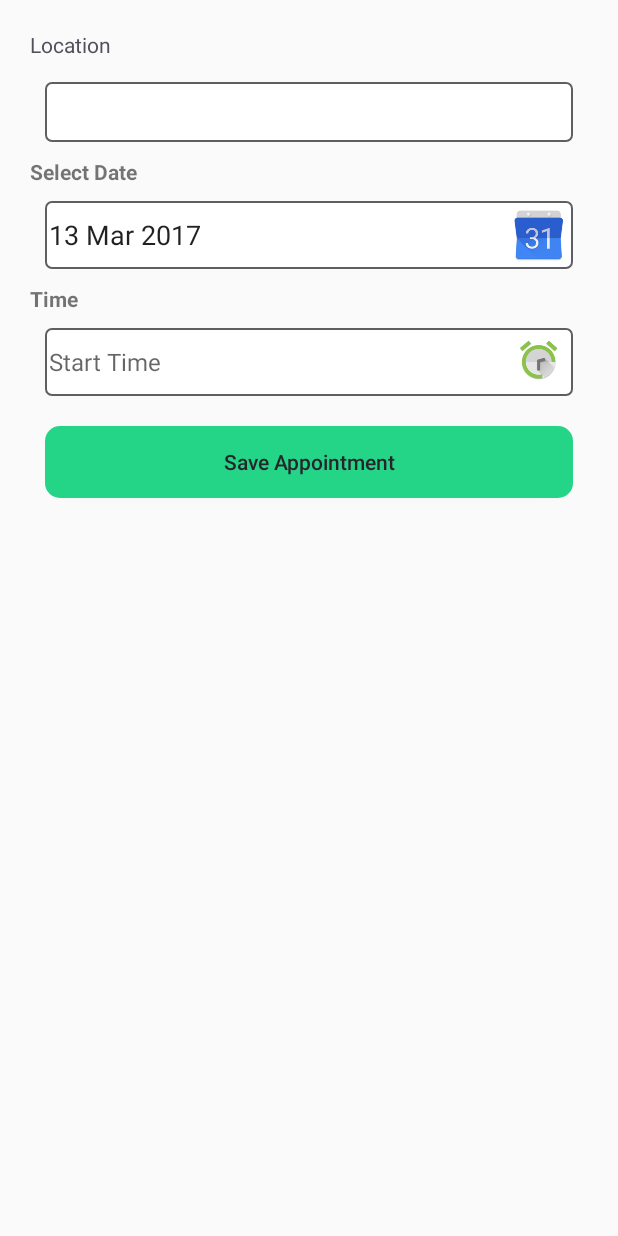
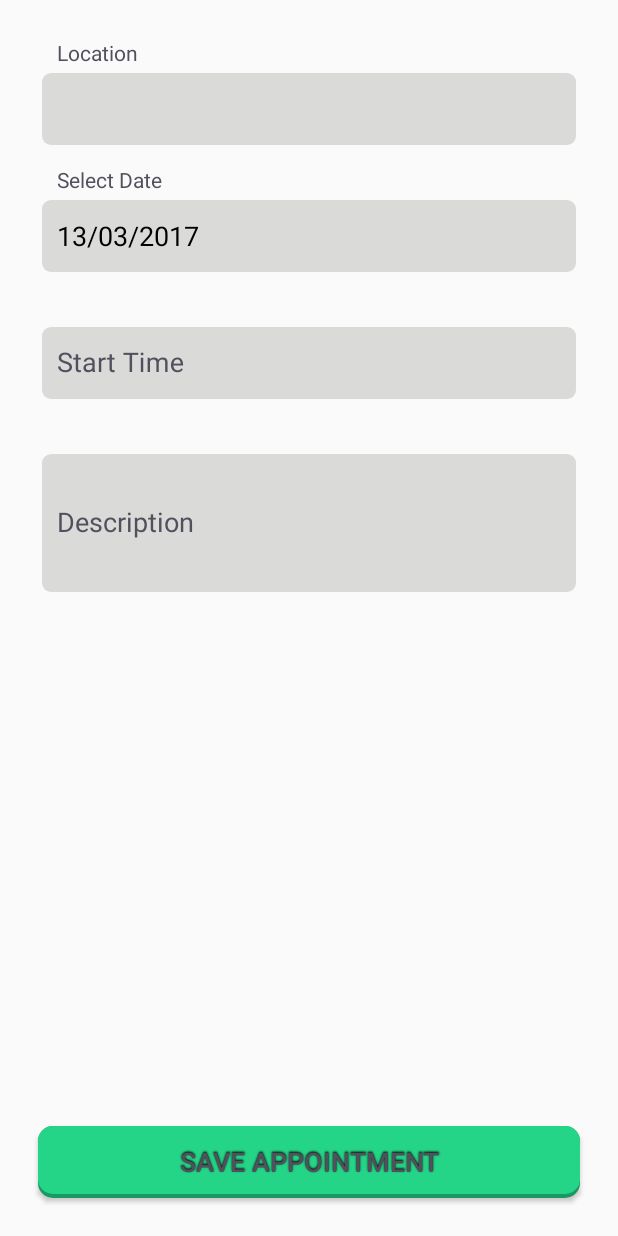
Before and after one commit to Thiruclassic/FT03-Medipal-Application, an Android app: the fragment AppointmentFragment shown on its own in the app's theme, on a phone screen of 412 x 824 dp. Run offline under Robolectric (Android 15) with nearby library versions, the phone set to English and light mode, and no system bars; 1 statement that could not run was skipped.

Commit message:
Sree:Appointment database changes

```diff
--- a/app/src/main/java/iss/medipal/constants/DBConstants.java
+++ b/app/src/main/java/iss/medipal/constants/DBConstants.java
@@ -46,4 +46,10 @@ public class DBConstants {
     public static final String MEDICINE_DATE_ISSUED="DateIssued";
     public static final String MEDICINE_REMINDER_ID ="ReminderID";
 
+    //Appointment Table
+    public static final String APP_LOCATION="location";
+    public static final String APP_DESCRIPTION="Description";
+    public static final String APP_DATETIME="appointment";
+
+
 }
--- a/app/src/main/java/iss/medipal/dao/AppointmentDao.java
+++ b/app/src/main/java/iss/medipal/dao/AppointmentDao.java
@@ -6,10 +6,11 @@ import iss.medipal.model.Appointment;
 
 
 /**
- * Created by Thirumal on 2/24/17.
+ * Created by Sreekumar on 2/24/17.
  */
 
 public interface AppointmentDao {
+
     public int addAppointment(Appointment appointment);
     public int modifyAppointment(Appointment appointment);
     public int deleteAppointment(int appointmentId);
--- a/app/src/main/java/iss/medipal/model/Appointment.java
+++ b/app/src/main/java/iss/medipal/model/Appointment.java
@@ -7,6 +7,7 @@ import java.util.Date;
  */
 
 public class Appointment {
+
     int id;
     String location;
     Date appointment;
--- a/app/src/main/java/iss/medipal/ui/fragments/AppointmentFragment.java
+++ b/app/src/main/java/iss/medipal/ui/fragments/AppointmentFragment.java
@@ -1,36 +1,64 @@
 package iss.medipal.ui.fragments;
 
+import android.app.DatePickerDialog;
+import android.app.TimePickerDialog;
+import android.content.Context;
 import android.os.Bundle;
+import android.support.annotation.Nullable;
 import android.support.v4.app.DialogFragment;
 import android.support.v4.app.Fragment;
+import android.support.v4.app.FragmentManager;
+import android.support.v4.app.FragmentTransaction;
+import android.text.format.DateFormat;
+import android.util.Log;
 import android.view.LayoutInflater;
 import android.view.View;
 import android.view.ViewGroup;
 import android.widget.Button;
+import android.widget.DatePicker;
 import android.widget.EditText;
+import android.widget.TimePicker;
 import android.widget.Toast;
-import iss.medipal.ui.fragments.TimePickerFragment;
-import iss.medipal.ui.fragments.DatePickerFragment;
 
 import java.text.ParseException;
 import java.text.SimpleDateFormat;
 import java.util.Calendar;
+import java.util.Date;
 import java.util.Locale;
 
 import iss.medipal.R;
+import iss.medipal.dao.AppointmentDao;
+import iss.medipal.dao.ReminderDao;
+import iss.medipal.dao.impl.AppointmentDaoImpl;
+import iss.medipal.dao.impl.ReminderDaoImpl;
+import iss.medipal.model.Appointment;
+import iss.medipal.model.Reminder;
+import iss.medipal.ui.activities.MainActivity;
+
+
 
 /**
- * Created by sreek on 3/6/2017.
+ * Created by sreekumar
+ * on 3/6/2017.
  */
 
 public class AppointmentFragment extends Fragment {
 
-    private EditText etDate, etStrtTime;
+    private EditText etDate, etTime,etLocation,etDescription;
     private Button btnSave;
-    private SimpleDateFormat dateFormatter = new SimpleDateFormat("dd MMM yyyy", Locale.getDefault());
-    private SimpleDateFormat timeFormatter = new SimpleDateFormat("hh:mm a", Locale.getDefault());
-    Calendar currentCal = Calendar.getInstance();
+    private SimpleDateFormat dateFormatter = new SimpleDateFormat("dd/MM/yyyy", Locale.getDefault());
+    private SimpleDateFormat timeFormatter = new SimpleDateFormat("hh:mm", Locale.getDefault());
+//    Calendar currentCal = Calendar.getInstance();
+    Calendar dateCalendar;
+    DatePickerDialog datePickerDialog;
     Calendar selectedDate = Calendar.getInstance();
+    private static final SimpleDateFormat formatter = new SimpleDateFormat(
+            "yyyy-MM-dd", Locale.ENGLISH);
+    AppointmentDao appointmentDao;
+    ReminderDao reminderDao;
+
+    private Appointment appointment;
+    private Reminder reminder;
 
     @Override
     public void onCreate(Bundle savedInstanceState) {
@@ -38,6 +66,7 @@ public class AppointmentFragment extends Fragment {
     }
     public static AppointmentFragment newInstance() {
         AppointmentFragment fragment = new AppointmentFragment();
+
         return fragment;
     }
 
@@ -47,116 +76,187 @@ public class AppointmentFragment extends Fragment {
         // Inflate the layout for this fragment
 
         View fragmentView = inflater.inflate(R.layout.fragment_appointment, container, false);
-        etDate = (EditText) fragmentView.findViewById(R.id.et_appdate);
-        etStrtTime = (EditText) fragmentView.findViewById(R.id.et_appTime);
-        btnSave = (Button) fragmentView.findViewById(R.id.saveApp);
 
-        etDate.setText(dateFormatter.format(selectedDate.getTime()));
-
-
-        etDate.setOnClickListener(new View.OnClickListener() {
-            @Override
-            public void onClick(View v) {
-                /*DialogFragment picker = new DatePickerFragment();
-                picker.show(getFragmentManager(), "datePicker");*/
-
-                DialogFragment picker = new DatePickerFragment();
-                picker.show(getFragmentManager(), "datePicker");
-            }
-        });
-
-        etStrtTime.setOnClickListener(new View.OnClickListener() {
-            @Override
-            public void onClick(View view) {
-                DialogFragment newFragment  = new TimePickerFragment();
-                newFragment.show(getFragmentManager(), "timeDialog");
-            }
-        });
-
-      /*  etDate.setOnClickListener(new View.OnClickListener() {
-            @Override public void onClick(View v) {
-                DatePickerDialog.OnDateSetListener onDateSetListener =
-                        new DatePickerDialog.OnDateSetListener() {
-                            @Override
-                            public void onDateSet(DatePicker view, int year, int monthOfYear, int dayOfMonth) {
-                                Calendar calendar = Calendar.getInstance();
-                                calendar.set(year, monthOfYear, dayOfMonth);
-                                selectedDate = calendar;
-                                etDate.setText(dateFormatter.format(calendar.getTime()));
-                            }
-                        };
-                DatePickerDialog datePickerDialog =
-                        new DatePickerDialog(getActivity().getApplicationContext(), onDateSetListener,
-                                currentCal.get(Calendar.YEAR), currentCal.get(Calendar.MONTH),
-                                currentCal.get(Calendar.DAY_OF_MONTH));
-                datePickerDialog.show();
-            }
-        });*/
-
-        /*etStrtTime.setText(timeFormatter.format(currentCal.getTime()));
-        View.OnClickListener timeClickListener = new View.OnClickListener() {
-            @Override public void onClick(final View v) {
-                final EditText editText = (EditText) v;
-                TimePickerDialog.OnTimeSetListener timeSetListener =
-                        new TimePickerDialog.OnTimeSetListener() {
-                            @Override public void onTimeSet(TimePicker view, int hourOfDay, int minute) {
-                                Calendar calendar = Calendar.getInstance();
-                                calendar.set(calendar.get(Calendar.YEAR), calendar.get(Calendar.MONTH),
-                                        calendar.get(Calendar.DAY_OF_MONTH), hourOfDay, minute);
-                                editText.setText(timeFormatter.format(calendar.getTime()));
-                            }
-                        };
-                Calendar timeCalendar = Calendar.getInstance();
-                try {
-                    timeCalendar.setTime(timeFormatter.parse(editText.getText().toString()));
-                } catch (ParseException e) {
-                    Toast.makeText(getActivity().getApplicationContext(), R.string.generic_error, Toast.LENGTH_SHORT)
-                            .show();
-                }
-                TimePickerDialog timePickerDialog;
-                timePickerDialog = new TimePickerDialog(getActivity().getApplicationContext(), timeSetListener,
-                        timeCalendar.get(Calendar.HOUR_OF_DAY), timeCalendar.get(Calendar.MINUTE), false);
-                timePickerDialog.show();
-            }
-        };
-        etStrtTime.setOnClickListener(timeClickListener);*/
-
-        btnSave.setOnClickListener(new View.OnClickListener() {
-            @Override public void onClick(View v) {
-                if (isValid()) {
-                    Toast.makeText(getActivity().getApplicationContext(), "Proceed Appointment!", Toast.LENGTH_SHORT).show();
-                }
-            }
-        });
+        findViewsById(fragmentView);
+//        setListeners();
 
         return fragmentView;
     }
+    private void findViewsById(View fragmentView) {
+        etLocation = (EditText) fragmentView.findViewById(R.id.et_location);
+        etDate = (EditText) fragmentView.findViewById(R.id.et_appdate);
+        etTime = (EditText) fragmentView.findViewById(R.id.et_appTime);
+        btnSave = (Button) fragmentView.findViewById(R.id.saveApp);
+        etDescription = (EditText) fragmentView.findViewById(R.id.et_description);
+        etDate.setText(dateFormatter.format(selectedDate.getTime()));
+    }
 
+    @Override
+    public void onViewCreated(View view, @Nullable Bundle savedInstanceState) {
+
+        setListeners();
+    }
+
+    private void setListeners() {
+        View.OnClickListener saveListener=new View.OnClickListener()
+        {
+            @Override
+            public void onClick(final View v) {
+//                if(validate()) {
+
+                    try {
+
+//                        int reminderId = addReminder();
+                        String appointment = addAppointment();
+
+                        Toast.makeText(getContext(), appointment + "Appointment successfully saved", Toast.LENGTH_SHORT).show();
+                        Log.d("Fragment type", String.valueOf(getParentFragment()));
+//                        ViewMedicineFragment fragment=(ViewMedicineFragment) getParentFragment();
+//                        fragment.medicineListAdapter.add(medicine);
+
+                      } catch (Exception e) {
+                        Log.d("error",e.toString());
+                        Log.d("Error:", "error in add Medicine Page");
+                    }
+                }
+
+
+//            }
+        };
+
+
+
+        View.OnClickListener appDateListner= new View.OnClickListener() {
+
+            @Override
+            public void onClick(final View v) {
+                showDatePicker();
+
+            }
+        };
+
+        View.OnClickListener appTimeListner= new View.OnClickListener() {
+
+            @Override
+            public void onClick(final View v) {
+                showTimePicker();
+
+            }
+        };
+
+        etDate.setOnClickListener(appDateListner);
+        etTime.setOnClickListener(appTimeListner);
+        btnSave.setOnClickListener(saveListener);
+    }
+    public void showTimePicker()
+    {
+
+        final Calendar calendar = Calendar.getInstance();
+        int hour = calendar.get(Calendar.HOUR_OF_DAY);
+        int minute = calendar.get(Calendar.MINUTE);
+
+        TimePickerDialog timePickerDialog = new TimePickerDialog(getContext(),new TimePickerDialog.OnTimeSetListener(){
+            @Override
+            public void onTimeSet(TimePicker view, int hourOfDay, int minute) {
+                etTime.setText(hourOfDay+":"+minute);
+            }
+
+        },hour,minute,false);
+        timePickerDialog.show();
+    }
+    public void showDatePicker()
+    {
+        Calendar calendar=Calendar.getInstance();
+        DatePickerDialog datePickerDialog=new DatePickerDialog(getContext(), new DatePickerDialog.OnDateSetListener() {
+            @Override
+            public void onDateSet(DatePicker view, int year, int month, int dayOfMonth) {
+                etDate.setText(dayOfMonth+"/"+month+"/"+year);
+            }
+        },calendar.get(Calendar.YEAR),calendar.get(Calendar.MONTH),calendar.get(Calendar.DAY_OF_MONTH));
+
+        datePickerDialog.show();
+    }
+    @Override
+    public void onAttach(Context context) {
+        super.onAttach(context);
+
+    }
+
+    @Override
+    public void onDetach() {
+        super.onDetach();
+    }
+    public String addAppointment() throws Exception
+    {
+        Appointment appointment = getAppointmentDetails();
+        appointmentDao = AppointmentDaoImpl.newInstance(getActivity());
+        appointmentDao.addAppointment(appointment);
+
+        return "Appointment Added !";
+    }
+    public Integer addReminder()
+    {
+        Integer reminderId=null;
+        if(reminder!=null)
+        {
+            reminderDao= ReminderDaoImpl.newInstance(getActivity());
+            reminderId=reminderDao.addReminder(reminder);
+        }
+        return reminderId;
+    }
+    public Appointment getAppointmentDetails() throws Exception{
+        appointment = new Appointment();
+        String description = String.valueOf(etDescription.getText());
+        String location = String.valueOf(etLocation.getText());
+//        String appDate = String.valueOf(etDate.getText());
+
+        Calendar time=Calendar.getInstance();
+        time.setTime(timeFormatter.parse(String.valueOf(etTime.getText())));
+
+        Calendar date= Calendar.getInstance();
+        date.setTime(dateFormatter.parse(String.valueOf(etDate.getText())));
+
+        Calendar dateTime= Calendar.getInstance();
+        dateTime.set(Calendar.DAY_OF_MONTH, date.get(Calendar.DAY_OF_MONTH));
+        dateTime.set(Calendar.MONTH, date.get(Calendar.MONTH));
+        dateTime.set(Calendar.YEAR, date.get(Calendar.YEAR));
+        dateTime.set(Calendar.HOUR, time.get(Calendar.HOUR));
+        dateTime.set(Calendar.MINUTE, time.get(Calendar.MINUTE));
+//        dateTime.set(Calendar.AM_PM, time.get(Calendar.AM_PM));
+
+        try{
+
+        appointment.setAppointment(dateTime.getTime());
+
+        }
+        catch(Exception ex){
+
+            Toast.makeText(getActivity().getApplicationContext(),"Date format exception"+ex, Toast.LENGTH_SHORT).show();
+        }
+
+        appointment.setLocation(location);
+        appointment.setDescription(description);
+
+        return appointment;
+
+    }
     private boolean isValid() {
         boolean isValid = true;
-      /*  if (spnMember.getSelectedItemPosition() == 0) {
-            Toast.makeText(this, R.string.mem_select_validation_msg, Toast.LENGTH_SHORT).show();
-            isValid = false;
-        } else if (spnFacility.getSelectedItemPosition() == 0) {
-            Toast.makeText(this, R.string.fac_select_validation_msg, Toast.LENGTH_SHORT).show();
-            isValid = false;
-        }*/
-
         try {
             Calendar selectedStTime = Calendar.getInstance();
-            selectedStTime.setTime(timeFormatter.parse(etStrtTime.getText().toString()));
+            selectedStTime.setTime(timeFormatter.parse(etTime.getText().toString()));
             Calendar convertedStTime = Calendar.getInstance();
             convertedStTime.set(Calendar.HOUR, selectedStTime.get(Calendar.HOUR));
             convertedStTime.set(Calendar.MINUTE, selectedStTime.get(Calendar.MINUTE));
             convertedStTime.set(Calendar.AM_PM, selectedStTime.get(Calendar.AM_PM));
 
-            Calendar selectedEtTime = Calendar.getInstance();
+          /*  Calendar selectedEtTime = Calendar.getInstance();
 //            selectedEtTime.setTime(timeFormatter.parse(etEndTime.getText().toString()));
             Calendar convertedEtTime = Calendar.getInstance();
             convertedEtTime.set(Calendar.HOUR, selectedEtTime.get(Calendar.HOUR));
             convertedEtTime.set(Calendar.MINUTE, selectedEtTime.get(Calendar.MINUTE));
-            convertedEtTime.set(Calendar.AM_PM, selectedEtTime.get(Calendar.AM_PM));
-
+            convertedEtTime.set(Calendar.AM_PM, selectedEtTime.get(Calendar.AM_PM));*/
+/*
             if (currentCal.getTime().compareTo(selectedDate.getTime()) > 0) {
                 Toast.makeText(getActivity().getApplicationContext(), R.string.date_validation_msg, Toast.LENGTH_SHORT).show();
                 isValid = false;
@@ -166,7 +266,7 @@ public class AppointmentFragment extends Fragment {
             } else if (convertedStTime.compareTo(convertedEtTime) >= 0) {
                 Toast.makeText(getActivity().getApplicationContext(), R.string.st_time_et_time_validation_msg, Toast.LENGTH_SHORT).show();
                 isValid = false;
-            }
+            }*/
         } catch (ParseException e) {
             Toast.makeText(getActivity().getApplicationContext(), R.string.generic_error, Toast.LENGTH_SHORT).show();
         }
--- a/app/src/main/res/layout/fragment_appointment.xml
+++ b/app/src/main/res/layout/fragment_appointment.xml
@@ -18,98 +18,91 @@
             android:layout_width="match_parent"
             android:layout_height="match_parent"
             android:orientation="vertical">
-
-            <TextView
-                android:id="@+id/cd4_title_text"
+            <android.support.design.widget.TextInputLayout
+                android:id="@+id/tv_location"
                 android:layout_width="match_parent"
                 android:layout_height="wrap_content"
-                android:layout_below="@+id/score_prompt_text"
-                android:paddingBottom="@dimen/padding_generic_low"
-                android:text="@string/location"
-                android:textColor="@color/colorPrimary"
-                android:textSize="@dimen/text_size_normal" />
+                android:orientation="vertical"
+                android:padding="@dimen/padding_small"
+                android:textColorHint="?colorPrimary"
+                app:hintTextAppearance="@style/HintTextStyle">
 
-            <EditText
+            <android.support.v7.widget.AppCompatEditText
+                style="@style/InputLayoutEditTextStyleDark"
                 android:id="@+id/et_location"
-                android:ems="10"
                 android:layout_width="match_parent"
-                android:layout_height="40dp"
-                android:layout_gravity="center"
-                android:layout_margin="10dp"
-                android:background="@drawable/cylinder_border"/>
-
-            <TextView
+                android:layout_height="wrap_content"
+                android:hint="@string/location"
+                android:imeOptions="actionNext"
+                android:inputType="none" />
+            </android.support.design.widget.TextInputLayout>
+            <android.support.design.widget.TextInputLayout
                 android:id="@+id/tv_appdate"
                 android:layout_width="match_parent"
-                android:layout_height="match_parent"
-                android:layout_gravity="center"
-                android:text="@string/date_select"
-                android:textStyle="bold" />
-<!--
-            <EditText
+                android:layout_height="wrap_content"
+                android:orientation="vertical"
+                android:padding="@dimen/padding_small"
+                android:textColorHint="?colorPrimary"
+                app:hintTextAppearance="@style/HintTextStyle">
+
+            <android.support.v7.widget.AppCompatEditText
+                style="@style/InputLayoutEditTextStyleDark"
                 android:id="@+id/et_appdate"
                 android:layout_width="match_parent"
                 android:layout_height="wrap_content"
-                android:layout_below="@id/tv_appdate"
-                android:layout_gravity="center"
-                android:layout_margin="10dp"
-                android:background="@drawable/cylinder_border"
-                android:focusable="false"
                 android:hint="@string/date_select"
-                android:inputType="date" />-->
-            <EditText
-                android:id="@+id/et_appdate"
-                android:layout_width="match_parent"
-                android:layout_height="match_parent"
-                android:layout_gravity="center"
-                android:layout_margin="10dp"
-                android:background="@drawable/cylinder_border"
-                android:drawableRight="@drawable/cal2"
-                android:hint="@string/date_select"
+                android:imeOptions="actionNext"
                 android:inputType="none" />
-
-            <TextView
+            </android.support.design.widget.TextInputLayout>
+            <android.support.design.widget.TextInputLayout
                 android:id="@+id/tv_appTime"
                 android:layout_width="match_parent"
                 android:layout_height="wrap_content"
-                android:layout_below="@id/et_appdate"
-                android:text="@string/date_time_select"
-                android:textStyle="bold" />
+                android:orientation="vertical"
+                android:padding="@dimen/padding_small"
+                android:textColorHint="?colorPrimary"
+                app:hintTextAppearance="@style/HintTextStyle">
 
-            <EditText
+            <android.support.v7.widget.AppCompatEditText
+                style="@style/InputLayoutEditTextStyleDark"
                 android:id="@+id/et_appTime"
                 android:layout_width="match_parent"
                 android:layout_height="wrap_content"
-                android:layout_below="@id/tv_appTime"
-                android:layout_margin="10dp"
-                android:textSize="16sp"
-                android:background="@drawable/cylinder_border"
-                android:drawableRight="@drawable/clock3"
-                android:focusable="false"
                 android:hint="@string/strt_time_select"
-                android:inputType="datetime" />
-            <!--     <Button
-                     android:id="@+id/saveApp"
-                     android:layout_height="match_parent"
-                     android:layout_width="390dp"
-                     android:layout_margin="10dp"
-                     android:text="@string/save"
-                     android:textColor="@android:color/white" />-->
+                android:imeOptions="actionNext"
+                android:inputType="none" />
+            </android.support.design.widget.TextInputLayout>
+            <android.support.design.widget.TextInputLayout
+                android:id="@+id/tv_description"
+                android:layout_width="match_parent"
+                android:layout_height="wrap_content"
+                android:orientation="vertical"
+                android:padding="@dimen/padding_small"
+                android:textColorHint="?colorPrimary"
+                app:hintTextAppearance="@style/HintTextStyle">
 
-            <Button
-                android:id="@+id/saveApp"
+            <android.support.v7.widget.AppCompatEditText
+                style="@style/InputLayoutEditTextStyleDark"
+                android:id="@+id/et_description"
                 android:layout_width="match_parent"
-                android:layout_height="match_parent"
-                android:layout_gravity="center"
-                android:layout_margin="10dp"
-                android:layout_marginBottom="@dimen/margin_generic_med"
-                android:background="@drawable/green_button_selector"
-                android:text="Save Appointment"
-                android:textAllCaps="false"
-                android:textColor="@color/colorPrimaryDark"
-                android:textSize="14sp"/>
-
+                android:layout_height="100dp"
+                android:hint="@string/description"
+                android:imeOptions="actionNext"
+                android:inputType="none" />
+            </android.support.design.widget.TextInputLayout>
         </LinearLayout>
     </ScrollView>
 
+    <Button
+        android:id="@+id/saveApp"
+        android:layout_width="match_parent"
+        android:layout_height="wrap_content"
+        android:layout_marginLeft="@dimen/margin_generic_tiny"
+        android:layout_marginRight="@dimen/margin_generic_tiny"
+        android:layout_marginBottom="@dimen/margin_generic_low"
+        android:text="Save Appointment"
+        android:layout_alignParentBottom="true"
+        style="@style/GreenBtnStyle"
+        />
+
 </RelativeLayout>
--- a/app/src/main/res/values/strings.xml
+++ b/app/src/main/res/values/strings.xml
@@ -66,7 +66,9 @@
     <!--Appointment functionality -->
     <string name="location">Location</string>
     <string name="date_select">Select Date</string>
-    <string name="date_time_select">Time</string>
+    <string name="app_time">Time</string>
+    <string name="description">Description</string>
+
     <string name="strt_time_select">Start Time</string>
     <string name="save">Save</string>
     <string name="generic_error">Sorry something went wrong! We\'re looking into it!</string>
```
Also changed, not shown: app/src/main/java/iss/medipal/asyncs/AddAppointmentTask.java (added, +36 -0 lines), app/src/main/java/iss/medipal/dao/impl/AppointmentDaoImpl.java (added, +99 -0 lines), app/src/main/java/iss/medipal/model/AppointmentStore.java (added, +43 -0 lines).
